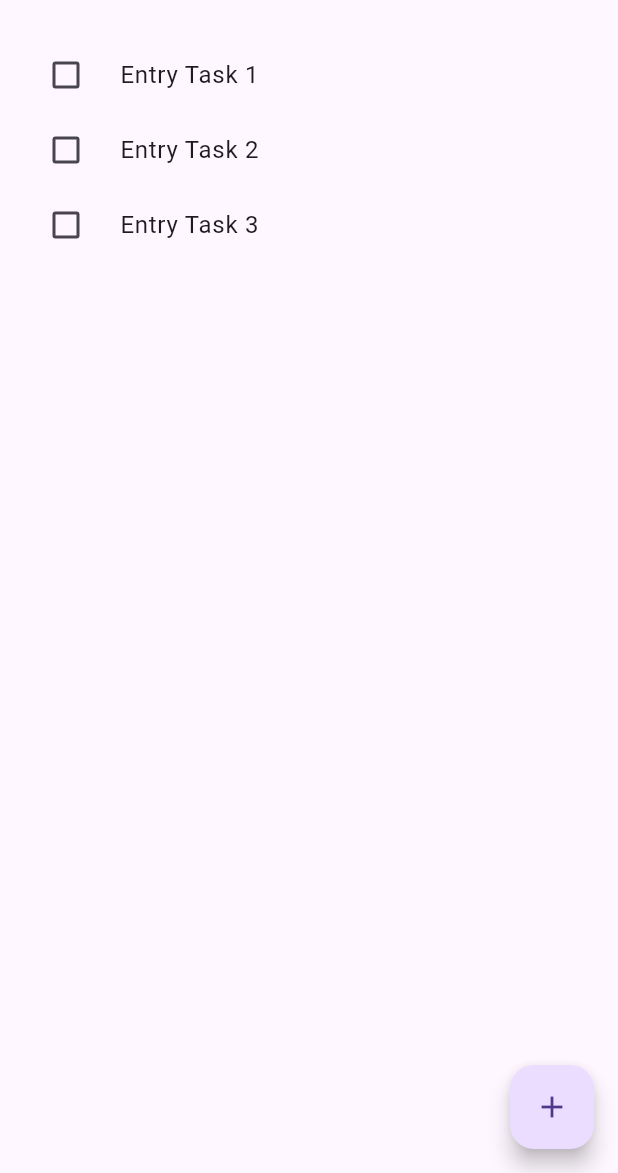
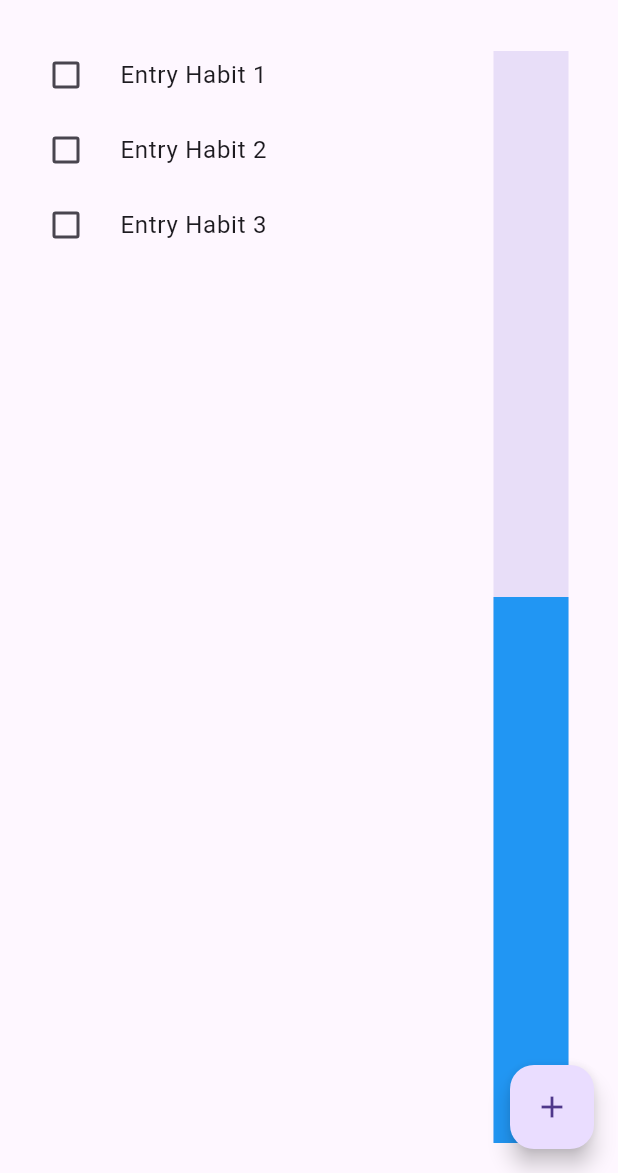
Before and after one commit to mkatra3/MoodCanvas, a Flutter app: the screen it shows after launch, on a phone screen of 412 x 824 dp, the part 63-1236 px from its top. Run offline on Flutter 3.47's test engine with Material 3 defaults, Android fonts, the phone set to English and light mode, and no system bars.

Commit message:
progress bar demo

```diff
--- a/lib/pages/habitspage.dart
+++ b/lib/pages/habitspage.dart
@@ -1,5 +1,6 @@
 import 'package:flutter/material.dart';
 import '../widgets/app_drawer.dart'; // Import the AppDrawer
+import '../widgets/progress_bar.dart'; // Import the ProgressBar
 
 class HabitPlaceholder {
   late bool completed;
@@ -7,6 +8,13 @@ class HabitPlaceholder {
 
   HabitPlaceholder(this.title, this.completed);
 }
+
+// Populate HabitPlaceholder
+List<HabitPlaceholder> habitList = [
+  HabitPlaceholder("Habit 1", false),
+  HabitPlaceholder("Habit 2", false),
+  HabitPlaceholder("Habit 3", false),
+];
 
 // Habits Page
 class HabitsPage extends StatefulWidget {
@@ -21,17 +29,21 @@ class _HabitsPage extends State<HabitsPage> {
   Widget build(BuildContext context) {
     return Scaffold(
       appBar: AppBar(
-        title: Text('Habits'),
+        title: const Text('Habits'),
       ),
       drawer: AppDrawer(), // Add the AppDrawer here
-      body: Center(
-        child: HabitsList(),
-      ),
-      floatingActionButton: FloatingActionButton(
-        onPressed: () {
-        },
-        child: const Icon(Icons.add)
-      ),
+      body: const Row(children: [
+        Flexible(
+          flex: 3,
+          child: Center(
+            child: HabitsList(),
+          ),
+        ),
+        Flexible(
+            flex: 1, child: RotatedBox(quarterTurns: -1, child: ProgressBar()))
+      ]),
+      floatingActionButton:
+          FloatingActionButton(onPressed: () {}, child: const Icon(Icons.add)),
     );
   }
 }
@@ -46,12 +58,6 @@ class HabitsList extends StatefulWidget {
 
 class _HabitsListState extends State<HabitsList> {
 
-  // Populate HabitPlaceholder
-  List<HabitPlaceholder> habitList =
-  [HabitPlaceholder("Task 1", false), HabitPlaceholder("Task 2", false),
-    HabitPlaceholder("Task 3", false),
-  ];
-
   @override
   Widget build(BuildContext context) {
     return ListView.builder(
@@ -64,14 +70,13 @@ class _HabitsListState extends State<HabitsList> {
               title: Text('Entry ${habitList[index].title}'),
               value: habitList[index].completed,
               controlAffinity: ListTileControlAffinity.leading,
-              onChanged:(bool? value) {
+              onChanged: (bool? value) {
                 setState(() {
                   habitList[index].completed = value!;
                 });
               },
             ),
           );
-        }
-    );
+        });
   }
 }
--- /dev/null
+++ b/lib/widgets/progress_bar.dart
@@ -0,0 +1,47 @@
+import 'package:flutter/material.dart';
+
+class ProgressBar extends StatefulWidget {
+  const ProgressBar({super.key});
+
+  @override
+  State<ProgressBar> createState() => _ProgressBar();
+}
+
+class _ProgressBar extends State<ProgressBar> with TickerProviderStateMixin {
+  late AnimationController controller;
+
+  @override
+  void initState() {
+    controller = AnimationController(
+      /// [AnimationController]s can be created with `vsync: this` because of
+      /// [TickerProviderStateMixin].
+      vsync: this,
+      duration: const Duration(seconds: 5),
+    )..addListener(() {
+        setState(() {});
+      });
+    controller.repeat(reverse: true);
+    super.initState();
+  }
+
+  @override
+  void dispose() {
+    controller.dispose();
+    super.dispose();
+  }
+
+  @override
+  Widget build(BuildContext context) {
+    return Scaffold(
+      body: Padding(
+        padding: const EdgeInsets.all(20.0),
+        child: LinearProgressIndicator(
+          minHeight: 50,
+          value: 0.5,
+          valueColor: AlwaysStoppedAnimation(Colors.blue),
+          semanticsLabel: 'Linear progress indicator',
+        ),
+      ),
+    );
+  }
+}
```
